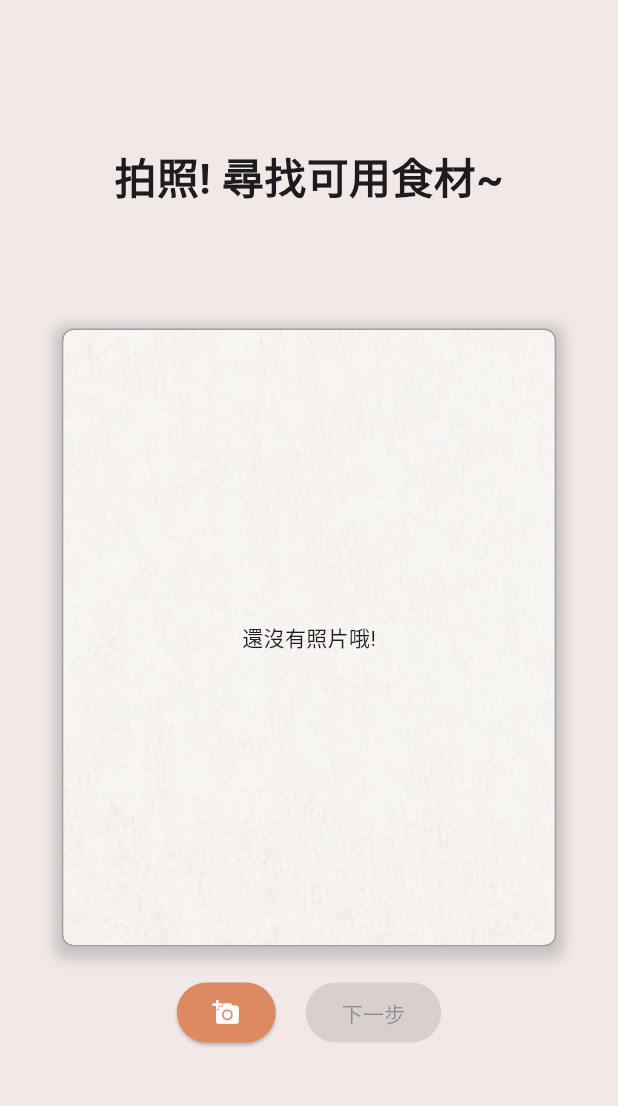
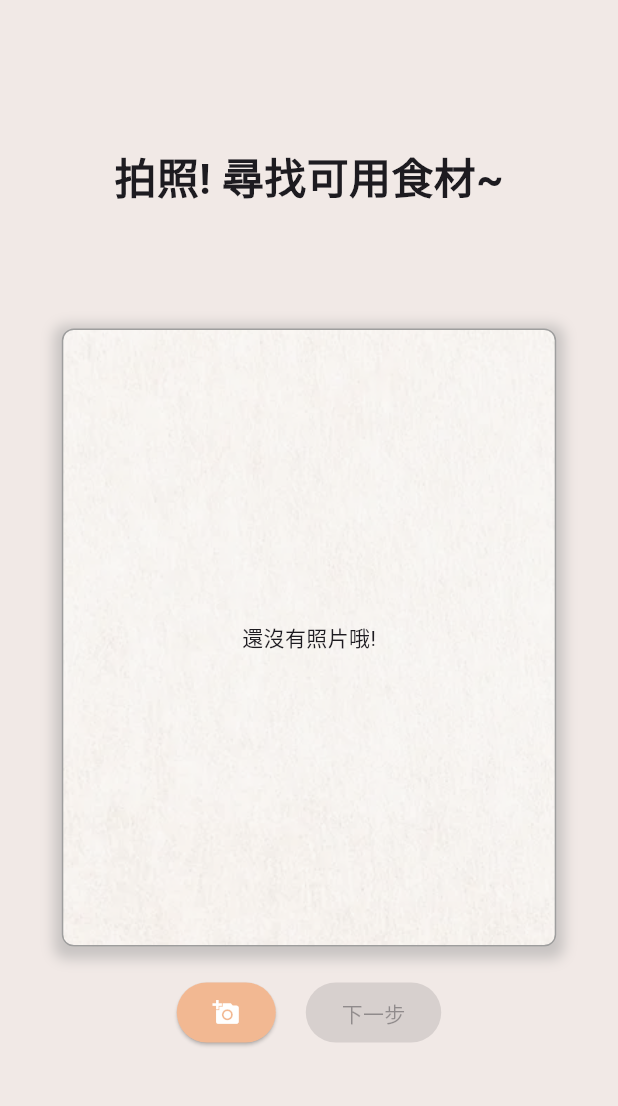
Before and after one commit to AaliyahWu/RecipeGPT, a Flutter app: the PickImage screen opened directly, on a phone screen of 412 x 824 dp, the part 63-1169 px from its top. Run offline on Flutter 3.47's test engine with Material 3 defaults, Android fonts, the phone set to English and light mode, and no system bars; our stand-ins replace camera, carousel_slider, curved_navigation_bar, get, image_cropper, image_picker and 2 more; missing offline and left inert: flutter_tflite, mysql1; network calls fail; project files that could hold a hidden picture were left out.

Commit message:
修改-主功能顏色

```diff
--- a/lib/checklist.dart
+++ b/lib/checklist.dart
@@ -182,7 +182,7 @@ class _CheckListState extends State<CheckList> {
                     height: 40.0, // 你可以根據需要調整這個值
                     child: ElevatedButton(
                       style: ElevatedButton.styleFrom(
-                        backgroundColor: Color(0xFFDD8A62), // 背景顏色
+                        backgroundColor: Color(0xFFF2B892), // 背景顏色
                         foregroundColor: Colors.white, // 文字顏色
                       ),
                       onPressed: () {
--- a/lib/controller/pick_image.dart
+++ b/lib/controller/pick_image.dart
@@ -100,7 +100,7 @@ class _PickImageState extends State<PickImage> {
                     showImagePickerOption(context);
                   },
                   style: ElevatedButton.styleFrom(
-                    backgroundColor: Color(0xFFDD8A62), // 背景顏色
+                    backgroundColor: Color(0xFFF2B892), // 背景顏色
                     foregroundColor: Colors.white, // 文字顏色
                   ),
                   child: const Icon(Icons.add_a_photo,
@@ -118,7 +118,7 @@ class _PickImageState extends State<PickImage> {
                         }
                       : null,
                   style: ElevatedButton.styleFrom(
-                    backgroundColor: Color(0xFFDD8A62), // 背景顏色
+                    backgroundColor: Color(0xFFF2B892), // 背景顏色
                     foregroundColor: Colors.white, // 文字顏色
                   ),
                   child: Text('下一步'),
@@ -141,7 +141,7 @@ class _PickImageState extends State<PickImage> {
 
   void showImagePickerOption(BuildContext context) {
     showModalBottomSheet(
-        backgroundColor: Color(0xFFDD8A62),
+        backgroundColor: Color(0xFFF2B892),
         context: context,
         builder: (builder) {
           return Padding(
--- a/lib/homepage.dart
+++ b/lib/homepage.dart
@@ -785,7 +785,7 @@ class _HomePageState extends State<HomePage> {
                             width: 35,
                             height: 35,
                             decoration: BoxDecoration(
-                              color: Color(0xFFDD8A62),
+                              color: Color(0xFFF2B892),
                               shape: BoxShape.circle,
                             ),
                             child: Icon(
@@ -902,7 +902,7 @@ class _HomePageState extends State<HomePage> {
                   SizedBox(height: 40),
                   ElevatedButton(
                     style: ElevatedButton.styleFrom(
-                      backgroundColor: Color(0xFFDD8A62),
+                      backgroundColor: Color(0xFFF2B892),
                       padding:
                           EdgeInsets.symmetric(horizontal: 110, vertical: 10),
                       textStyle: TextStyle(fontSize: 16),
--- a/lib/services/openai/chat_screen.dart
+++ b/lib/services/openai/chat_screen.dart
@@ -89,7 +89,7 @@ class _ChatPageState extends State<ChatPage> {
               children: [
                 ElevatedButton(
                   style: ElevatedButton.styleFrom(
-                    backgroundColor  : Color(0xFFDD8A62), // 背景顏色
+                    backgroundColor  : Color(0xFFF2B892), // 背景顏色
                     foregroundColor : Colors.white, // 文字顏色
                   ),
                   onPressed: () {
@@ -105,7 +105,7 @@ class _ChatPageState extends State<ChatPage> {
                 ),
                 ElevatedButton(
                   style: ElevatedButton.styleFrom(
-                    backgroundColor  : Color(0xFFDD8A62), // 背景顏色
+                    backgroundColor  : Color(0xFFF2B892), // 背景顏色
                     foregroundColor : Colors.white, // 文字顏色
                   ),
                   onPressed: () {
```
